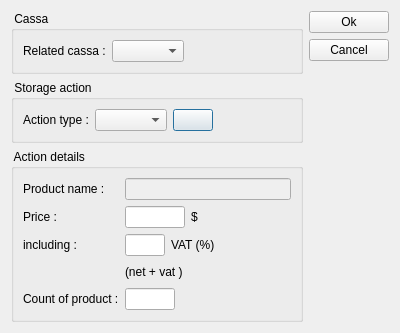
The window that client/dlgproductstorage.ui (tbikfalvi/Belenus) describes before a commit, drawn with Qt 5.
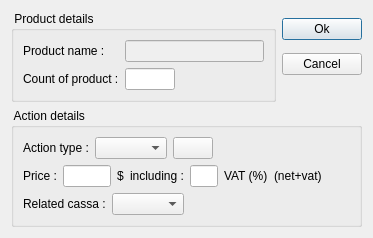
The same window after the commit.

Diff of the .ui file:
```diff
--- a/client/dlgproductstorage.ui
+++ b/client/dlgproductstorage.ui
@@ -6,62 +6,115 @@
    <rect>
     <x>0</x>
     <y>0</y>
-    <width>400</width>
-    <height>320</height>
+    <width>373</width>
+    <height>225</height>
    </rect>
   </property>
   <property name="windowTitle">
    <string>Dialog</string>
   </property>
-  <layout class="QHBoxLayout" name="horizontalLayout_7">
+  <layout class="QVBoxLayout" name="verticalLayout_2">
+   <item>
+    <layout class="QHBoxLayout" name="horizontalLayout_4">
+     <item>
+      <widget class="QGroupBox" name="gbActionData">
+       <property name="title">
+        <string> Product details </string>
+       </property>
+       <layout class="QFormLayout" name="formLayout_2">
+        <item row="0" column="0">
+         <widget class="QLabel" name="lblProductName">
+          <property name="text">
+           <string>Product name :</string>
+          </property>
+         </widget>
+        </item>
+        <item row="0" column="1">
+         <widget class="QLineEdit" name="ledProductName">
+          <property name="enabled">
+           <bool>false</bool>
+          </property>
+         </widget>
+        </item>
+        <item row="1" column="0">
+         <widget class="QLabel" name="lblProductCount">
+          <property name="text">
+           <string>Count of product :</string>
+          </property>
+         </widget>
+        </item>
+        <item row="1" column="1">
+         <widget class="QLineEdit" name="ledProductCount">
+          <property name="maximumSize">
+           <size>
+            <width>50</width>
+            <height>16777215</height>
+           </size>
+          </property>
+          <property name="inputMethodHints">
+           <set>Qt::ImhFormattedNumbersOnly</set>
+          </property>
+         </widget>
+        </item>
+       </layout>
+      </widget>
+     </item>
    <item>
     <layout class="QVBoxLayout" name="verticalLayout">
      <item>
+        <widget class="QPushButton" name="pbSave">
+         <property name="text">
+          <string>Ok</string>
+         </property>
+         <property name="iconSize">
+          <size>
+           <width>20</width>
+           <height>20</height>
+          </size>
+         </property>
+        </widget>
+       </item>
+       <item>
+        <widget class="QPushButton" name="pbCancel">
+         <property name="text">
+          <string>Cancel</string>
+         </property>
+         <property name="iconSize">
+          <size>
+           <width>20</width>
+           <height>20</height>
+          </size>
+         </property>
+        </widget>
+       </item>
+       <item>
+        <spacer name="verticalSpacer">
+         <property name="orientation">
+          <enum>Qt::Vertical</enum>
+         </property>
+         <property name="sizeType">
+          <enum>QSizePolicy::Fixed</enum>
+         </property>
+         <property name="sizeHint" stdset="0">
+          <size>
+           <width>20</width>
+           <height>18</height>
+          </size>
+         </property>
+        </spacer>
+       </item>
+      </layout>
+     </item>
+    </layout>
+   </item>
+   <item>
       <widget class="QGroupBox" name="gbCassa">
        <property name="title">
-        <string> Cassa </string>
-       </property>
-       <layout class="QHBoxLayout" name="horizontalLayout">
-        <item>
-         <widget class="QLabel" name="lblCassa">
-          <property name="text">
-           <string>Related cassa :</string>
-          </property>
-         </widget>
-        </item>
-        <item>
-         <widget class="QComboBox" name="cmbCassa"/>
-        </item>
-        <item>
-         <spacer name="horizontalSpacer_5">
-          <property name="orientation">
-           <enum>Qt::Horizontal</enum>
-          </property>
-          <property name="sizeHint" stdset="0">
-           <size>
-            <width>40</width>
-            <height>20</height>
-           </size>
-          </property>
-         </spacer>
-        </item>
-       </layout>
-      </widget>
-     </item>
-     <item>
-      <widget class="QGroupBox" name="gbAction">
-       <property name="minimumSize">
-        <size>
-         <width>0</width>
-         <height>0</height>
-        </size>
-       </property>
-       <property name="title">
-        <string> Storage action </string>
+      <string> Action details </string>
        </property>
        <layout class="QVBoxLayout" name="verticalLayout_3">
         <item>
-         <layout class="QHBoxLayout" name="horizontalLayout_2">
+       <layout class="QHBoxLayout" name="horizontalLayout_3">
           <item>
            <widget class="QLabel" name="lblActionType">
             <property name="text">
@@ -83,6 +136,9 @@
               <height>20</height>
              </size>
             </property>
+          <property name="autoDefault">
+           <bool>false</bool>
+          </property>
            </widget>
           </item>
           <item>
@@ -100,38 +156,15 @@
           </item>
          </layout>
         </item>
-       </layout>
-      </widget>
-     </item>
      <item>
-      <widget class="QGroupBox" name="gbActionData">
-       <property name="title">
-        <string> Action details </string>
-       </property>
-       <layout class="QFormLayout" name="formLayout">
-        <item row="1" column="0">
-         <widget class="QLabel" name="lblProductName">
-          <property name="text">
-           <string>Product name :</string>
-          </property>
-         </widget>
-        </item>
-        <item row="1" column="1">
-         <widget class="QLineEdit" name="ledProductName">
-          <property name="enabled">
-           <bool>false</bool>
-          </property>
-         </widget>
-        </item>
-        <item row="2" column="0">
+       <layout class="QHBoxLayout" name="horizontalLayout">
+        <item>
          <widget class="QLabel" name="lblNetPrice">
           <property name="text">
            <string>Price :</string>
           </property>
          </widget>
         </item>
-        <item row="2" column="1">
-         <layout class="QHBoxLayout" name="horizontalLayout_3">
           <item>
            <widget class="QLineEdit" name="ledPrice">
             <property name="maximumSize">
@@ -153,29 +186,12 @@
            </widget>
           </item>
           <item>
-           <spacer name="horizontalSpacer">
-            <property name="orientation">
-             <enum>Qt::Horizontal</enum>
-            </property>
-            <property name="sizeHint" stdset="0">
-             <size>
-              <width>40</width>
-              <height>20</height>
-             </size>
-            </property>
-           </spacer>
-          </item>
-         </layout>
-        </item>
-        <item row="3" column="0">
          <widget class="QLabel" name="lblVatPercent">
           <property name="text">
            <string>including :</string>
           </property>
          </widget>
         </item>
-        <item row="3" column="1">
-         <layout class="QHBoxLayout" name="horizontalLayout_4">
           <item>
            <widget class="QLineEdit" name="ledVatPercent">
             <property name="minimumSize">
@@ -203,38 +219,14 @@
            </widget>
           </item>
           <item>
-           <spacer name="horizontalSpacer_2">
-            <property name="orientation">
-             <enum>Qt::Horizontal</enum>
-            </property>
-            <property name="sizeHint" stdset="0">
-             <size>
-              <width>40</width>
-              <height>20</height>
-             </size>
-            </property>
-           </spacer>
-          </item>
-         </layout>
-        </item>
-        <item row="4" column="0">
-         <widget class="QLabel" name="lblSumPrice">
-          <property name="text">
-           <string> </string>
-          </property>
-         </widget>
-        </item>
-        <item row="4" column="1">
-         <layout class="QHBoxLayout" name="horizontalLayout_5">
-          <item>
            <widget class="QLabel" name="lblPriceFull">
             <property name="text">
-             <string>(net + vat )</string>
+           <string>(net+vat)</string>
             </property>
            </widget>
           </item>
           <item>
-           <spacer name="horizontalSpacer_3">
+         <spacer name="horizontalSpacer">
             <property name="orientation">
              <enum>Qt::Horizontal</enum>
             </property>
@@ -248,30 +240,20 @@
           </item>
          </layout>
         </item>
-        <item row="5" column="0">
-         <widget class="QLabel" name="lblProductCount">
+      <item>
+       <layout class="QHBoxLayout" name="horizontalLayout_2">
+        <item>
+         <widget class="QLabel" name="lblCassa">
           <property name="text">
-           <string>Count of product :</string>
+           <string>Related cassa :</string>
           </property>
          </widget>
         </item>
-        <item row="5" column="1">
-         <layout class="QHBoxLayout" name="horizontalLayout_6">
           <item>
-           <widget class="QLineEdit" name="ledProductCount">
-            <property name="maximumSize">
-             <size>
-              <width>50</width>
-              <height>16777215</height>
-             </size>
-            </property>
-            <property name="inputMethodHints">
-             <set>Qt::ImhFormattedNumbersOnly</set>
-            </property>
-           </widget>
+         <widget class="QComboBox" name="cmbCassa"/>
           </item>
           <item>
-           <spacer name="horizontalSpacer_4">
+         <spacer name="horizontalSpacer_5">
             <property name="orientation">
              <enum>Qt::Horizontal</enum>
             </property>
@@ -288,38 +270,8 @@
        </layout>
       </widget>
      </item>
-    </layout>
-   </item>
    <item>
-    <layout class="QVBoxLayout" name="verticalLayout_2">
-     <item>
-      <widget class="QPushButton" name="pbSave">
-       <property name="text">
-        <string>Ok</string>
-       </property>
-       <property name="iconSize">
-        <size>
-         <width>20</width>
-         <height>20</height>
-        </size>
-       </property>
-      </widget>
-     </item>
-     <item>
-      <widget class="QPushButton" name="pbCancel">
-       <property name="text">
-        <string>Cancel</string>
-       </property>
-       <property name="iconSize">
-        <size>
-         <width>20</width>
-         <height>20</height>
-        </size>
-       </property>
-      </widget>
-     </item>
-     <item>
-      <spacer name="verticalSpacer">
+    <spacer name="verticalSpacer_2">
        <property name="orientation">
         <enum>Qt::Vertical</enum>
        </property>
@@ -332,8 +284,6 @@
       </spacer>
      </item>
     </layout>
-   </item>
-  </layout>
  </widget>
  <resources/>
  <connections/>
```
Left out of the diff: 11 changed lines with no effect on the pictures. Lines whose indentation alone changed are shown as unchanged.
